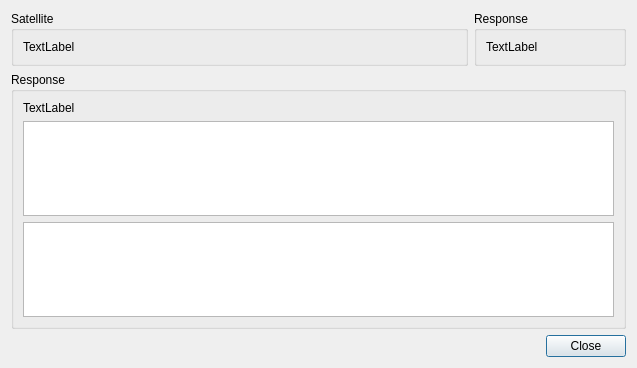
Qt form cxx/constellation/gui/QResponseDialog.ui (constellation-daq/Constellation) before a commit.
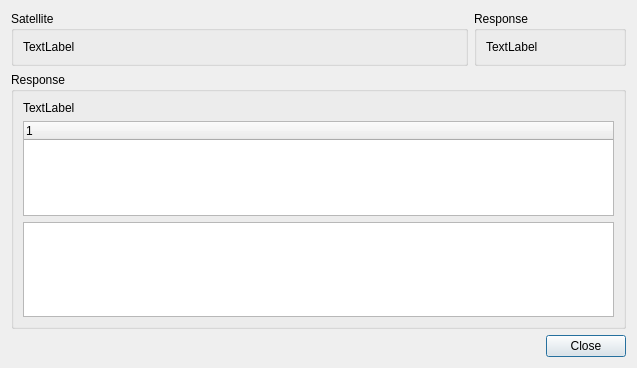
The same form after that commit.

Commit message: cxx/ctrl/MC: move to tree view for satellite response, properly render dicts

```diff
--- a/cxx/constellation/gui/QResponseDialog.ui
+++ b/cxx/constellation/gui/QResponseDialog.ui
@@ -72,19 +72,18 @@
        </widget>
       </item>
       <item>
-       <widget class="QTableWidget" name="responseTable">
+       <widget class="QTreeWidget" name="responseTree">
         <property name="alternatingRowColors">
          <bool>true</bool>
         </property>
-        <attribute name="horizontalHeaderDefaultSectionSize">
+        <attribute name="headerDefaultSectionSize">
          <number>200</number>
         </attribute>
-        <attribute name="horizontalHeaderStretchLastSection">
-         <bool>true</bool>
-        </attribute>
-        <attribute name="verticalHeaderDefaultSectionSize">
-         <number>30</number>
-        </attribute>
+        <column>
+         <property name="text">
+          <string notr="true">1</string>
+         </property>
+        </column>
        </widget>
       </item>
       <item>
```
The commit also changes 2 other files.
